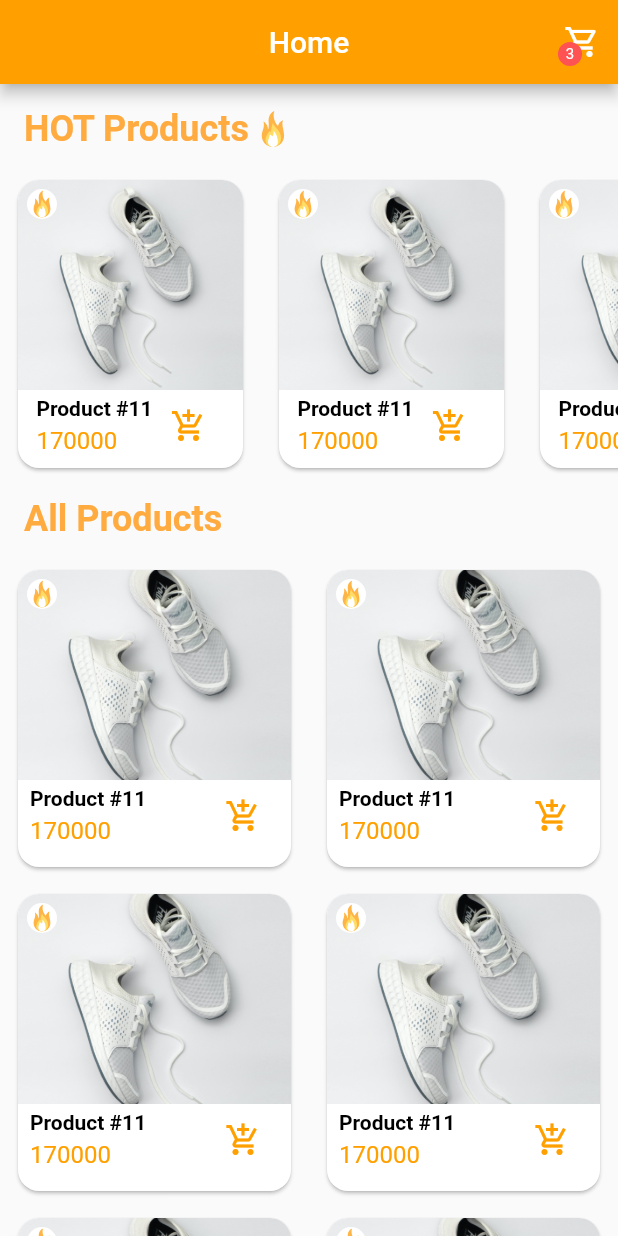
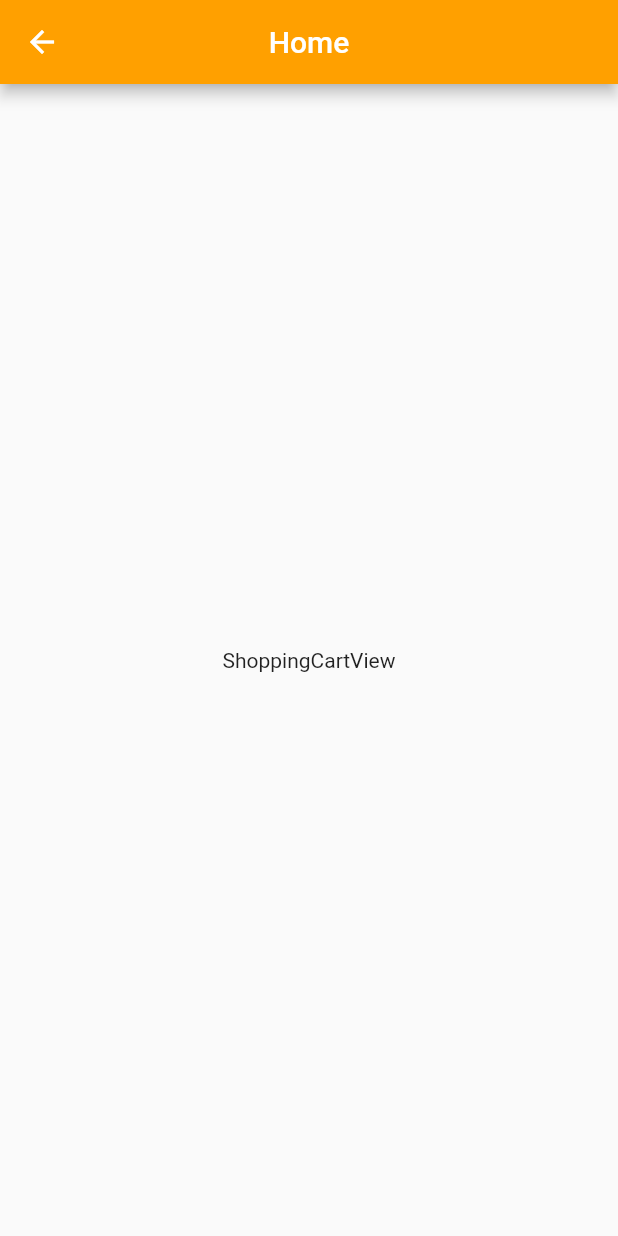
Before and after one commit to BaoTrung37/shopping_cart_bloc, a Flutter app: the screen it shows after launch, after a tap on an icon or button, on a phone screen of 412 x 824 dp. Run offline on Flutter 3.47's test engine with Material 2 defaults, Android fonts, the phone set to English and light mode, and no system bars; our stand-ins replace flutter_svg.

Commit message:
add router

```diff
--- a/lib/main.dart
+++ b/lib/main.dart
@@ -1,5 +1,6 @@
 import 'package:flutter/material.dart';
-import 'package:shoppingcart/ui/views/home/home_view.dart';
+import 'package:shoppingcart/router/app_router.dart';
+import 'package:shoppingcart/router/app_routes.dart';
 
 void main() {
   runApp(const MyApp());
@@ -15,7 +16,10 @@ class MyApp extends StatelessWidget {
       theme: ThemeData(
         primarySwatch: Colors.blue,
       ),
-      home: const HomeView(),
+      home: const Navigator(
+        initialRoute: AppRoutes.home,
+        onGenerateRoute: AppRouter.onGenerateRoute,
+      ),
     );
   }
 }
--- /dev/null
+++ b/lib/router/app_router.dart
@@ -0,0 +1,29 @@
+import 'package:flutter/material.dart';
+import 'package:shoppingcart/router/app_routes.dart';
+import 'package:shoppingcart/ui/views/home/home_view.dart';
+import 'package:shoppingcart/ui/views/shopping_cart/shopping_cart_view.dart';
+import 'package:shoppingcart/ui/views/splash/splash_view.dart';
+
+class AppRouter {
+  static Route<dynamic>? onGenerateRoute(RouteSettings settings) {
+    switch (settings.name) {
+      case AppRoutes.splash:
+        return MaterialPageRoute(
+          settings: settings,
+          builder: (context) => const SplashView(),
+        );
+      case AppRoutes.home:
+        return MaterialPageRoute(
+          settings: settings,
+          builder: (context) => const HomeView(),
+        );
+      case AppRoutes.shoppingCart:
+        return MaterialPageRoute(
+          settings: settings,
+          builder: (context) => const ShoppingCartView(),
+        );
+      default:
+        return null;
+    }
+  }
+}
--- /dev/null
+++ b/lib/router/app_routes.dart
@@ -0,0 +1,10 @@
+class AppRoutes {
+  /// Splash
+  static const String splash = '/splash';
+
+  /// Home
+  static const String home = '/home';
+
+  /// Shopping Cart
+  static const String shoppingCart = '/shoppingCart';
+}
--- a/lib/ui/views/home/home_view.dart
+++ b/lib/ui/views/home/home_view.dart
@@ -2,6 +2,7 @@
 import 'package:flutter/material.dart';
 import 'package:flutter_svg/flutter_svg.dart';
 import 'package:shoppingcart/models/product.dart';
+import 'package:shoppingcart/router/app_routes.dart';
 import 'package:shoppingcart/ui/widgets/add_to_cart_bottom_sheet.dart';
 import 'package:shoppingcart/ui/widgets/product_card_item.dart';
 
@@ -17,7 +18,7 @@ class _HomeViewState extends State<HomeView> {
   Widget build(BuildContext context) {
     var shoppingCartButton = IconButton(
       onPressed: () {
-        // TODO: Show shopping cart
+        Navigator.pushNamed(context, AppRoutes.shoppingCart);
       },
       icon: const Stack(
         clipBehavior: Clip.none,
--- /dev/null
+++ b/lib/ui/views/shopping_cart/shopping_cart_view.dart
@@ -0,0 +1,27 @@
+import 'package:flutter/material.dart';
+
+class ShoppingCartView extends StatefulWidget {
+  const ShoppingCartView({super.key});
+
+  @override
+  State<ShoppingCartView> createState() => _ShoppingCartViewState();
+}
+
+class _ShoppingCartViewState extends State<ShoppingCartView> {
+  @override
+  Widget build(BuildContext context) {
+    return Scaffold(
+      appBar: AppBar(
+        title: const Text('Home'),
+        centerTitle: true,
+        backgroundColor: Colors.amber[700],
+        actions: const [],
+      ),
+      body: const Center(
+        child: Text(
+          'ShoppingCartView',
+        ),
+      ),
+    );
+  }
+}
```
